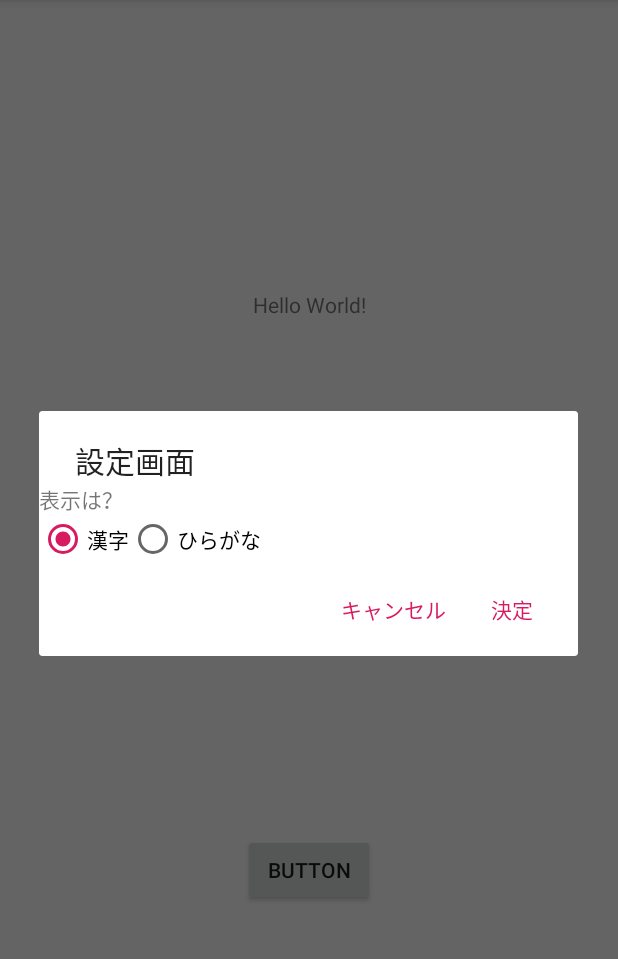
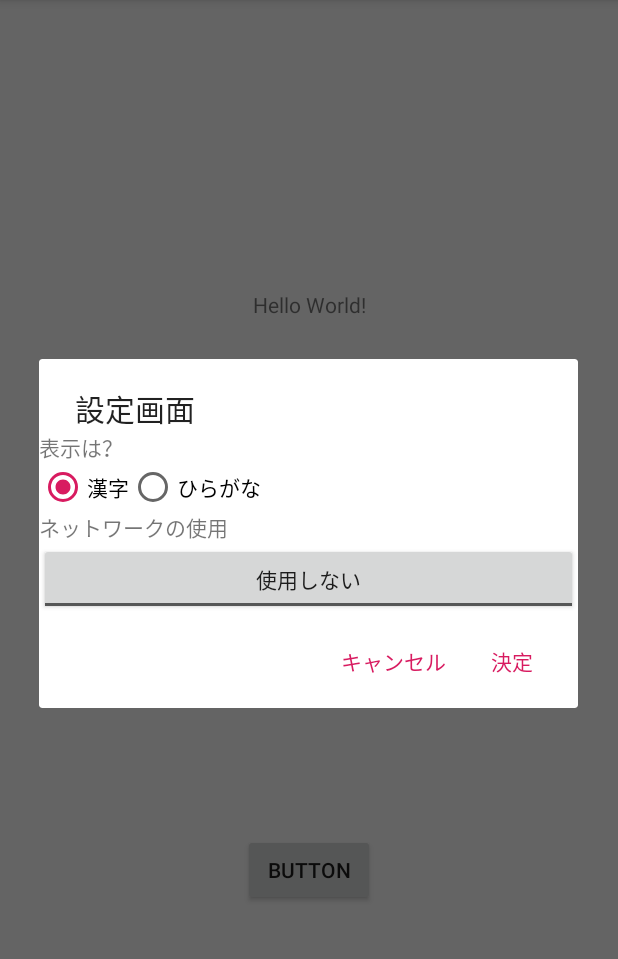
Before and after one commit to Bluewind12/Weather_Geta, an Android app: the screen it shows after launch (MainActivity), after a tap on "設定", on a phone screen of 412 x 824 dp, the part 84-1043 px from its top. Run offline under Robolectric (Android 15) with nearby library versions, the phone set to English and light mode, and no system bars.

Commit message:
設定の追加 ネットワークを使用するかの設定の追加

```diff
--- a/app/src/main/java/momonyan/weathergeta/MainActivity.kt
+++ b/app/src/main/java/momonyan/weathergeta/MainActivity.kt
@@ -1,6 +1,8 @@
 package momonyan.weathergeta
 
+import android.content.Context
 import android.content.Intent
+import android.content.SharedPreferences
 import android.hardware.SensorEvent
 import android.hardware.SensorManager
 import android.hardware.Sensor
@@ -26,17 +28,27 @@ class MainActivity : AppCompatActivity(), SensorEventListener {
     private var sensorY: Float = 0.0f
     private var sensorZ: Float = 0.0f
     private var sensorFlag = false
-    private var useLanguageFlag = 0 //0:漢字 1:ひらがな
 
     private val landStructure = LandSeting()
     private lateinit var outWeather: String
 
+    //設定
+    private var languageFlag = 0 //0:漢字 1:ひらがな
+    private var networkFlag = false
+
+    //データ保持
+    private lateinit var sharedPreferences: SharedPreferences
+    private lateinit var editor: SharedPreferences.Editor
 
     override fun onCreate(savedInstanceState: Bundle?) {
         super.onCreate(savedInstanceState)
         setContentView(R.layout.activity_main)
 
         sensorManager = getSystemService(SENSOR_SERVICE) as SensorManager
+
+        sharedPreferences = getSharedPreferences("Main", Context.MODE_PRIVATE)
+        languageFlag = sharedPreferences.getInt("language", 0)
+        networkFlag = sharedPreferences.getBoolean("network", false)
 
         button.setOnClickListener {
             getWeather()
@@ -132,7 +144,7 @@ class MainActivity : AppCompatActivity(), SensorEventListener {
     private fun getWeather() {
         val randomInts = Random().nextInt(48)
         //ランダムに取得
-        landStructure.getLatLon(randomInts, useLanguageFlag)
+        landStructure.getLatLon(randomInts, languageFlag)
         val client = OkHttpClient()
         val request = Request.Builder()
             .url("https://api.openweathermap.org/data/2.5/find?lat=" + landStructure.lat + "&lon=" + landStructure.lon + "&cnt=1&appid=3df51d5c17d48c9751598d7474ce0bbe")
@@ -176,7 +188,7 @@ class MainActivity : AppCompatActivity(), SensorEventListener {
                     val iconId = weatherObj.getString("icon")
                     val weather = weatherObj.getString("main")
 
-                    if (useLanguageFlag == 0) {
+                    if (languageFlag == 0) {
                         when (weather) {
                             WeatherEnum.Clear.eng -> outWeather = WeatherEnum.Clear.kanzi
                             WeatherEnum.Clouds.eng -> outWeather = WeatherEnum.Clouds.kanzi
@@ -186,7 +198,7 @@ class MainActivity : AppCompatActivity(), SensorEventListener {
                             WeatherEnum.Mist.eng -> outWeather = WeatherEnum.Mist.kanzi
                             else -> outWeather = "???"
                         }
-                    } else if (useLanguageFlag == 1) {
+                    } else if (languageFlag == 1) {
                         when (weather) {
                             WeatherEnum.Clear.eng -> outWeather = WeatherEnum.Clear.hiragana
                             WeatherEnum.Clouds.eng -> outWeather = WeatherEnum.Clouds.hiragana
@@ -208,13 +220,12 @@ class MainActivity : AppCompatActivity(), SensorEventListener {
     }
 
 
-
     private fun settingDialogCreate() {
         //大元
         val layout = LinearLayout(this)
         layout.orientation = LinearLayout.VERTICAL
 
-        //表示言語 >>>
+        //表示言語
         val textView = TextView(this)
         textView.text = "表示は？"
         val radioGroup = RadioGroup(this)
@@ -227,13 +238,22 @@ class MainActivity : AppCompatActivity(), SensorEventListener {
         val radioButton2 = RadioButton(this)
         radioButton2.text = "ひらがな"
         radioGroup.addView(radioButton2)
-        when (useLanguageFlag) {
+        when (languageFlag) {
             0 -> radioButton1.isChecked = true
             1 -> radioButton2.isChecked = true
         }
         layout.addView(textView)
         layout.addView(radioGroup)
-        // <<<
+
+        //ネット使用
+        val textView2 = TextView(this)
+        textView2.text = "ネットワークの使用"
+        val toggleButton = ToggleButton(this)
+        toggleButton.textOff = "使用しない"
+        toggleButton.textOn = "使用する"
+        toggleButton.isChecked = networkFlag
+        layout.addView(textView2)
+        layout.addView(toggleButton)
 
         //ダイアログボックス
         val dlg = AlertDialog.Builder(this)
@@ -241,10 +261,18 @@ class MainActivity : AppCompatActivity(), SensorEventListener {
         dlg.setView(layout)
         dlg.setPositiveButton("決定") { dialog, which ->
             //Yesボタンが押された時の処理
+            editor = sharedPreferences.edit()
             when {
-                radioButton1.isChecked -> useLanguageFlag = 0
-                radioButton2.isChecked -> useLanguageFlag = 1
+                radioButton1.isChecked -> {
+                    languageFlag = 0
+                }
+                radioButton2.isChecked -> {
+                    languageFlag = 1
+                }
             }
+            editor.putInt("language",languageFlag)
+            editor.putBoolean("network",toggleButton.isChecked)
+
             Toast.makeText(this@MainActivity, "Yesが押されました", Toast.LENGTH_LONG).show()
 
         }
```
